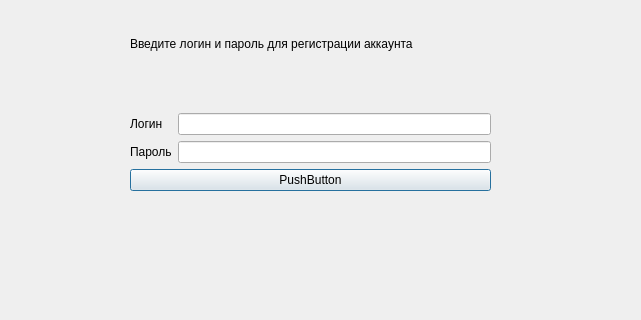
First picture: the form in registerdialog.ui, repository Jwin531/Messenger, before the edit; both pictures show x 0 to 641 and y 150 to 470 of the 641 by 470 pixel window.
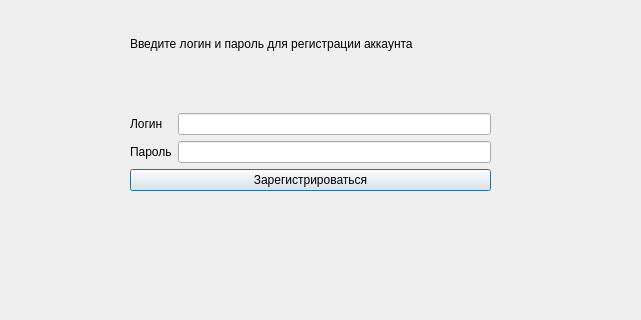
Second picture: the form after the edit.

What changed in the file:
```diff
--- a/registerdialog.ui
+++ b/registerdialog.ui
@@ -65,7 +65,7 @@
     <item>
      <widget class="QPushButton" name="submitButton">
       <property name="text">
-       <string>PushButton</string>
+       <string>Зарегистрироваться</string>
       </property>
      </widget>
     </item>
```
